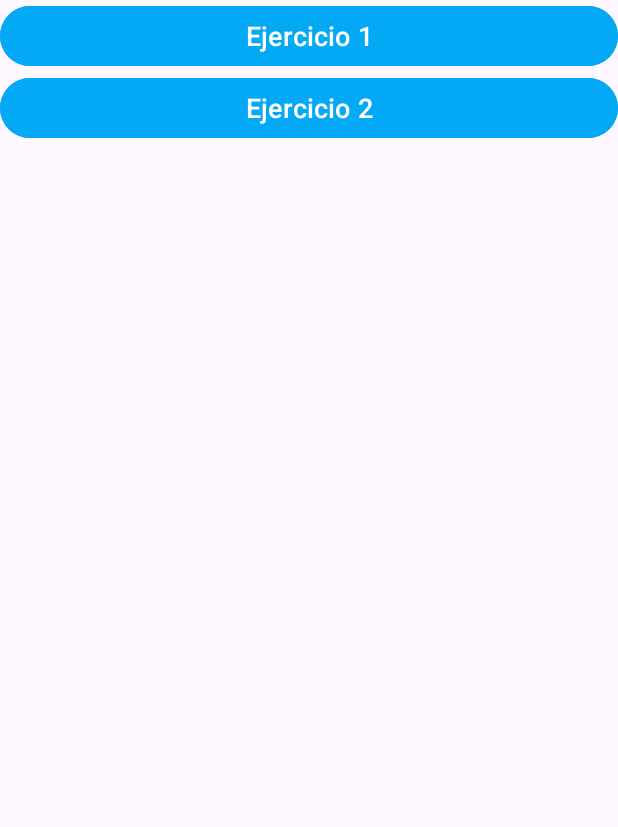
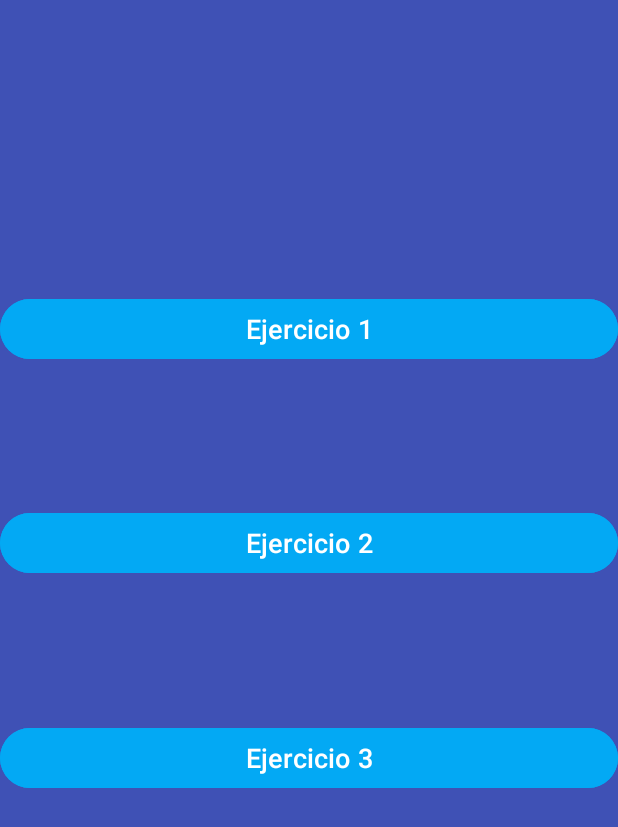
Before and after one commit to uvegithub/DI_Seminario3_Timer_Vanesa_Nunez, an Android app: the screen it shows after launch (MainActivity), on a phone screen of 412 x 824 dp. Shown: the top 827 px of the screen. Run offline under Robolectric (Android 15) with nearby library versions, the phone set to English and light mode, and no system bars.

Commit message:
actu 29.1

```diff
--- a/app/src/main/AndroidManifest.xml
+++ b/app/src/main/AndroidManifest.xml
@@ -12,6 +12,9 @@
         android:supportsRtl="true"
         android:theme="@style/Theme.DI_Seminario3_Timer_Vanesa_Nunez"
         tools:targetApi="31">
+        <activity
+            android:name=".Ejercicio_3"
+            android:exported="false" />
         <activity
             android:name=".Ejercicio_2"
             android:exported="false" />
--- a/app/src/main/java/com/example/di_seminario3_timer_vanesa_nunez/Ejercicio_1.kt
+++ b/app/src/main/java/com/example/di_seminario3_timer_vanesa_nunez/Ejercicio_1.kt
@@ -18,9 +18,9 @@ class Ejercicio_1 : AppCompatActivity() {
         numero=findViewById(R.id.cuenta)
 
 
-        var  cuenta = 20
+        var  cuenta = 10
 
-        val timer = object: CountDownTimer(2000, 1000) {
+        val timer = object: CountDownTimer(10000, 1000) {
             override fun onTick(millisUntilFinished: Long) {
                 cuenta--
                 numero.text=cuenta.toString()
--- a/app/src/main/java/com/example/di_seminario3_timer_vanesa_nunez/MainActivity.kt
+++ b/app/src/main/java/com/example/di_seminario3_timer_vanesa_nunez/MainActivity.kt
@@ -20,4 +20,9 @@ class MainActivity : AppCompatActivity() {
         val intent = Intent(this, Ejercicio_2::class.java)
         startActivity(intent)
     }
+
+    fun iniciarActividadEjercicio3 (view : View){
+        val intent = Intent(this, Ejercicio_3::class.java)
+        startActivity(intent)
+    }
 }
--- a/app/src/main/res/layout/activity_main.xml
+++ b/app/src/main/res/layout/activity_main.xml
@@ -4,27 +4,29 @@
     xmlns:tools="http://schemas.android.com/tools"
     android:layout_width="match_parent"
     android:layout_height="match_parent"
-    tools:context=".MainActivity">
+    tools:context=".MainActivity"
+    android:background="@color/blue">
 
     <Button
         android:layout_width="match_parent"
         android:layout_height="wrap_content"
         android:text="Ejercicio 1"
         android:id="@+id/boton_ejer1"
-
+        app:layout_constraintBottom_toTopOf="@id/boton_ejer2"
         app:layout_constraintEnd_toEndOf="parent"
         app:layout_constraintStart_toStartOf="parent"
         app:layout_constraintTop_toTopOf="parent"
         android:backgroundTint="@color/azul_claro"
         android:textSize="18dp"
-        android:onClick="iniciarActividadEjercicio1"/>
+        android:onClick="iniciarActividadEjercicio1"
+        android:layout_marginTop="100dp"/>
 
     <Button
         android:layout_width="match_parent"
         android:layout_height="wrap_content"
         android:text="Ejercicio 2"
         android:id="@+id/boton_ejer2"
-
+        app:layout_constraintBottom_toTopOf="@id/boton_ejer3"
         app:layout_constraintEnd_toEndOf="parent"
         app:layout_constraintStart_toStartOf="parent"
         app:layout_constraintTop_toBottomOf="@id/boton_ejer1"
@@ -32,4 +34,18 @@
         android:textSize="18dp"
         android:onClick="iniciarActividadEjercicio2"/>
 
+    <Button
+        android:layout_width="match_parent"
+        android:layout_height="wrap_content"
+        android:text="Ejercicio 3"
+        android:id="@+id/boton_ejer3"
+        app:layout_constraintBottom_toBottomOf="parent"
+        app:layout_constraintEnd_toEndOf="parent"
+        app:layout_constraintStart_toStartOf="parent"
+        app:layout_constraintTop_toBottomOf="@id/boton_ejer2"
+        android:backgroundTint="@color/azul_claro"
+        android:textSize="18dp"
+        android:onClick="iniciarActividadEjercicio3"
+        android:layout_marginBottom="200dp"/>
+
 </androidx.constraintlayout.widget.ConstraintLayout>
```
Also changed, not shown: app/src/main/java/com/example/di_seminario3_timer_vanesa_nunez/Ejercicio_3.kt (added, +82 -0 lines), app/src/main/res/layout/activity_ejercicio3.xml (added, +45 -0 lines), app/src/main/res/drawable/semaforo.png (added), app/src/main/res/drawable/semaforo_ambar.png (added), app/src/main/res/drawable/semaforo_rojo.png (added), app/src/main/res/drawable/semaforo_verde.png (added).
